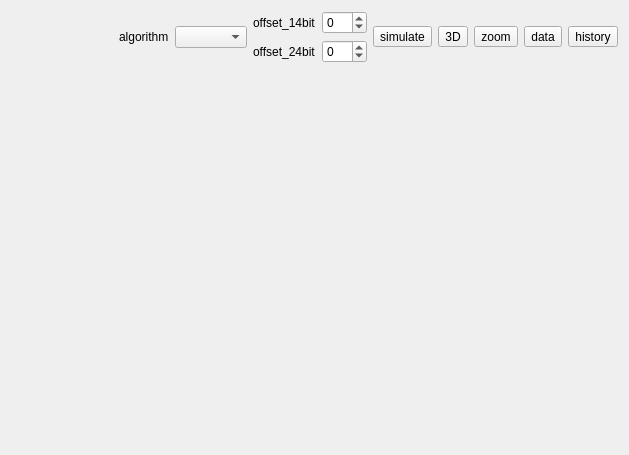
First picture: the form in src/form/plot/formplot.ui, repository MRsoymilk/MySerial, before the edit.
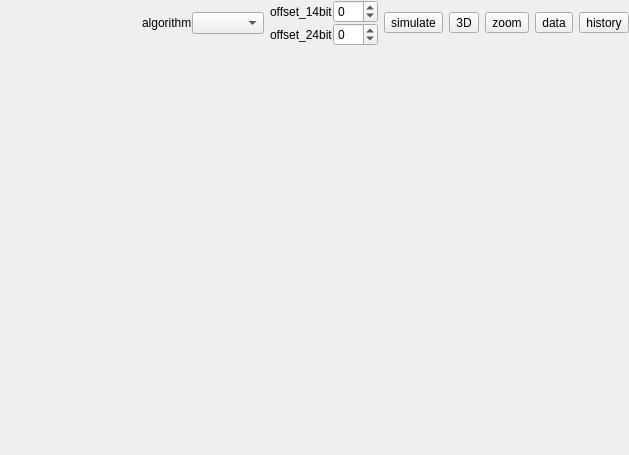
Second picture: the form after the edit. Icons and pictures are not drawn.

The edit to the form file:
```diff
--- a/src/form/plot/formplot.ui
+++ b/src/form/plot/formplot.ui
@@ -14,6 +14,24 @@
    <string>Plot</string>
   </property>
   <layout class="QGridLayout" name="gridLayout">
+   <property name="leftMargin">
+    <number>0</number>
+   </property>
+   <property name="topMargin">
+    <number>0</number>
+   </property>
+   <property name="rightMargin">
+    <number>0</number>
+   </property>
+   <property name="bottomMargin">
+    <number>0</number>
+   </property>
+   <property name="horizontalSpacing">
+    <number>6</number>
+   </property>
+   <property name="verticalSpacing">
+    <number>0</number>
+   </property>
    <item row="0" column="0">
     <spacer name="horizontalSpacer">
      <property name="orientation">
@@ -43,6 +61,9 @@
    </item>
    <item row="0" column="2">
     <layout class="QVBoxLayout" name="verticalLayout">
+     <property name="spacing">
+      <number>0</number>
+     </property>
      <item>
       <layout class="QHBoxLayout" name="hLay14bit">
        <item>
```
